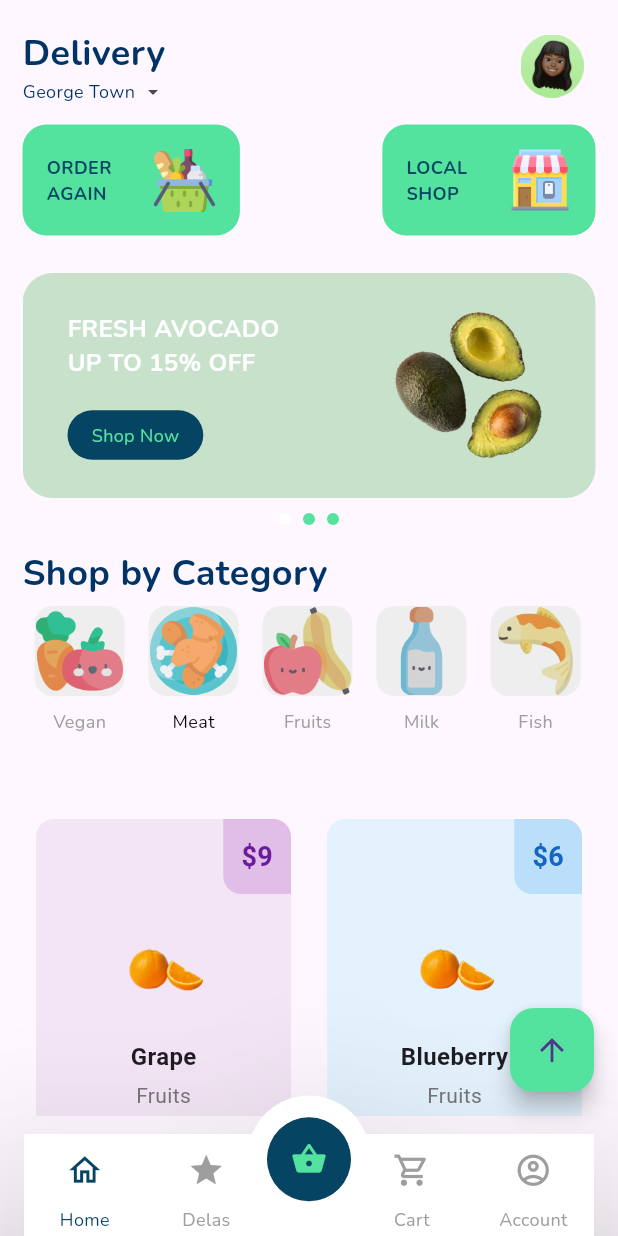
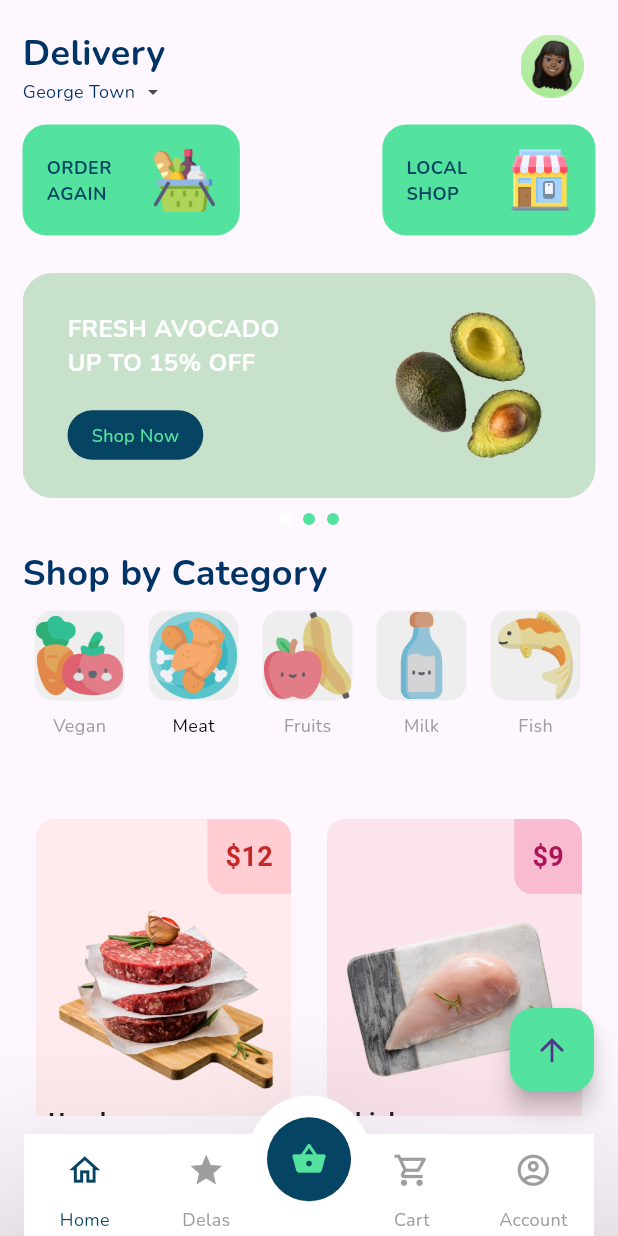
Before and after one commit to maoaktree/sample_app, a Flutter app: the screen it shows after launch, after a tap on "Meat", on a phone screen of 412 x 824 dp. Run offline on Flutter 3.47's test engine with Material 3 defaults, Android fonts, the phone set to English and light mode, and no system bars; drawn by our look-alikes of carousel_slider; our stand-ins replace google_fonts.

Commit message:
Update fruit_tile.dart

```diff
--- a/lib/homePage/components/initial_cards.dart
+++ b/lib/homePage/components/initial_cards.dart
@@ -1,6 +1,5 @@
 import 'package:flutter/material.dart';
 import 'package:google_fonts/google_fonts.dart';
-import 'package:sample_app/pages/detail_page.dart';
 import 'package:sample_app/util/theme.dart';
 
 class InitialCards extends StatelessWidget {
--- a/lib/homePage/components/shop_tab.dart
+++ b/lib/homePage/components/shop_tab.dart
@@ -28,7 +28,7 @@ class ShopByCategory extends StatelessWidget {
         // Horizontal Scrollable List
         Container(
           height: 120,
-          padding: const EdgeInsets.only(top: 5.0),
+          padding: const EdgeInsets.only(top: 8.0),
           child: SingleChildScrollView(
             scrollDirection: Axis.horizontal,
             child: Row(
--- a/lib/tab/meat_tab.dart
+++ b/lib/tab/meat_tab.dart
@@ -3,17 +3,24 @@ import 'package:sample_app/util/fruits_tile.dart';
 
 class MeatTab extends StatelessWidget {
   // list of fruits
-  List fruitsOnSale = [
-// [fruitsType, fruitsPrice, fruitsColor, imageName]
+  List meatsOnSale = [
+// [meatsType, meatsPrice, meatsColor, imageName]
 
-    ["Grape", "9", Colors.purple, "lib/images/orange.png"],
-    ["Blueberry", "6", Colors.blue, "lib/images/orange.png"],
+    [
+      "Hamburguer",
+      "12",
+      Colors.red,
+      "lib/images/hamburguer.png",
+      'Meat',
+      '4.9'
+    ],
+    ["Chicken", "9", Colors.pink, "lib/images/chicken2.png", 'Meat', '5.0'],
   ];
 
   @override
   Widget build(BuildContext context) {
     return GridView.builder(
-      itemCount: fruitsOnSale.length,
+      itemCount: meatsOnSale.length,
       padding: const EdgeInsets.all(12),
       gridDelegate: const SliverGridDelegateWithFixedCrossAxisCount(
         crossAxisCount: 2,
@@ -21,10 +28,12 @@ class MeatTab extends StatelessWidget {
       ),
       itemBuilder: (context, index) {
         return FruitsTile(
-          fruitsType: fruitsOnSale[index][0],
-          fruitsPrice: fruitsOnSale[index][1],
-          fruitsColor: fruitsOnSale[index][2],
-          imageName: fruitsOnSale[index][3],
+          fruitsType: meatsOnSale[index][0],
+          fruitsPrice: meatsOnSale[index][1],
+          fruitsColor: meatsOnSale[index][2],
+          imageName: meatsOnSale[index][3],
+          productType: meatsOnSale[index][4],
+          itemRating: meatsOnSale[index][5],
         );
       },
     );
--- a/lib/tab/vegan_tab.dart
+++ b/lib/tab/vegan_tab.dart
@@ -6,15 +6,15 @@ class VeganTab extends StatelessWidget {
   List fruitsOnSale = [
 // [fruitsType, fruitsPrice, fruitsColor, imageName]
 
-    ["Orange", "3", Colors.orange, "lib/images/orange.png"],
-    ["Broccoli", "5", Colors.green, "lib/images/orange.png"],
+    ["Orange", "3", Colors.orange, "lib/images/orange.png", 'Fruits', '4.8'],
+    ["Broccoli", "5", Colors.green, "lib/images/broccoli.png", 'Fruits', '4.3'],
   ];
 
   @override
   Widget build(BuildContext context) {
     return GridView.builder(
       itemCount: fruitsOnSale.length,
-      padding: const EdgeInsets.only(top: 5, left: 5, right: 5),
+      padding: const EdgeInsets.only(left: 5, right: 5),
       gridDelegate: const SliverGridDelegateWithFixedCrossAxisCount(
         crossAxisCount: 2,
         childAspectRatio: 1 / 1.5,
@@ -25,6 +25,8 @@ class VeganTab extends StatelessWidget {
           fruitsPrice: fruitsOnSale[index][1],
           fruitsColor: fruitsOnSale[index][2],
           imageName: fruitsOnSale[index][3],
+          productType: fruitsOnSale[index][4],
+          itemRating: fruitsOnSale[index][5],
         );
       },
     );
--- a/lib/util/fruits_tile.dart
+++ b/lib/util/fruits_tile.dart
@@ -5,16 +5,19 @@ class FruitsTile extends StatelessWidget {
   final String fruitsPrice;
   final fruitsColor;
   final String imageName;
+  final String productType;
+  final String itemRating;
 
   final double borderRadius = 12;
 
-  const FruitsTile({
-    super.key,
+  const FruitsTile(
+      {super.key,
       required this.fruitsType,
       required this.fruitsPrice,
       required this.fruitsColor,
       required this.imageName,
-  });
+      required this.productType,
+      required this.itemRating});
 
   @override
   Widget build(BuildContext context) {
@@ -26,6 +29,7 @@ class FruitsTile extends StatelessWidget {
           borderRadius: BorderRadius.circular(borderRadius),
         ),
         child: Column(
+          crossAxisAlignment: CrossAxisAlignment.start,
           children: [
             // price
             Row(
@@ -54,45 +58,53 @@ class FruitsTile extends StatelessWidget {
             // fruits pictures
             Flexible(
               child: Padding(
-                padding: const EdgeInsets.symmetric(
-                    horizontal: 36.0, vertical: 16.0),
-                child: Image.asset(imageName),
+                padding: const EdgeInsets.only(right: 12.0, left: 12.0),
+                child: Image.asset(
+                  imageName,
+                  height: 140,
+                ),
               ),
             ),
 
             // fruits type
-            Text(
+            Padding(
+              padding: const EdgeInsets.only(left: 8.0, right: 8.0),
+              child: Text(
                 fruitsType,
                 style: const TextStyle(
                   fontWeight: FontWeight.bold,
                   fontSize: 16,
                 ),
               ),
-            const SizedBox(height: 4),
+            ),
+
+            // product type
+            Padding(
+              padding:
+                  const EdgeInsets.only(left: 8.0, right: 8.0, bottom: 8.0),
+              child: SizedBox(
+                width: 160,
+                child: Row(
+                  mainAxisAlignment: MainAxisAlignment.spaceBetween,
+                  children: [
                     Text(
-              'Fruits',
+                      productType,
                       style: TextStyle(color: Colors.grey[600]),
                     ),
 
-            const SizedBox(height: 12),
-
-            // star icon + add button
+                    // star icon
                     Row(
                       children: [
-                // star icon
-                const Icon(
+                        Icon(
                           Icons.star,
-                  color: Colors.yellow,
+                          color: Colors.yellow[800],
                         ),
-
-                const SizedBox(width: 8),
-
-                //plus button
-                Icon(
-                  Icons.add,
-                  color: Colors.grey[800],
+                        Text(itemRating),
+                      ],
                     ),
                   ],
+                ),
+              ),
             ),
           ],
         ),
```
Also changed, not shown: lib/images/chicken2.png (added), lib/images/hamburguer.png (added), lib/images/orange.png. Lines whose indentation alone changed are shown as unchanged.
